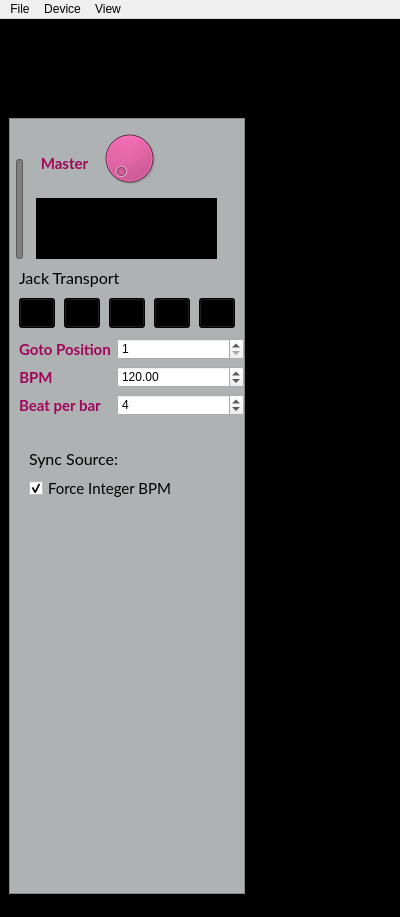
First picture: the form in superboucle/gui_ui.ui, repository Vampouille/superboucle, before the edit.
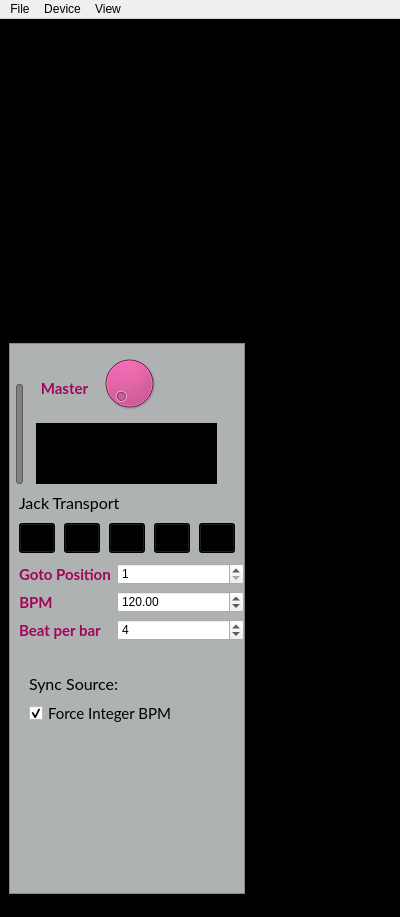
Second picture: the form after the edit. Icons and pictures are not drawn. Custom widgets are drawn as their Qt base class.

Commit message: feat: add beat clock

```diff
--- a/superboucle/gui_ui.ui
+++ b/superboucle/gui_ui.ui
@@ -97,9 +97,9 @@
          <property name="geometry">
           <rect>
            <x>0</x>
-           <y>90</y>
+           <y>315</y>
            <width>236</width>
-           <height>776</height>
+           <height>551</height>
           </rect>
          </property>
          <property name="styleSheet">
@@ -598,6 +598,16 @@
           </property>
          </widget>
         </widget>
+        <widget class="QWidget" name="clock" native="true">
+         <property name="geometry">
+          <rect>
+           <x>3</x>
+           <y>79</y>
+           <width>230</width>
+           <height>230</height>
+          </rect>
+         </property>
+        </widget>
        </widget>
       </item>
      </layout>
```
The commit also changes 5 other files.
